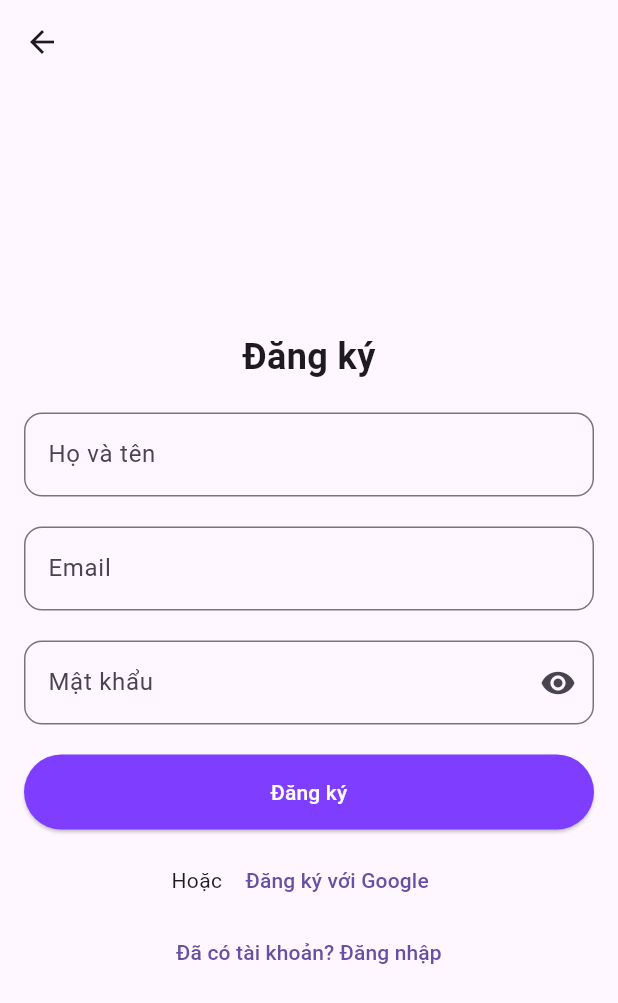
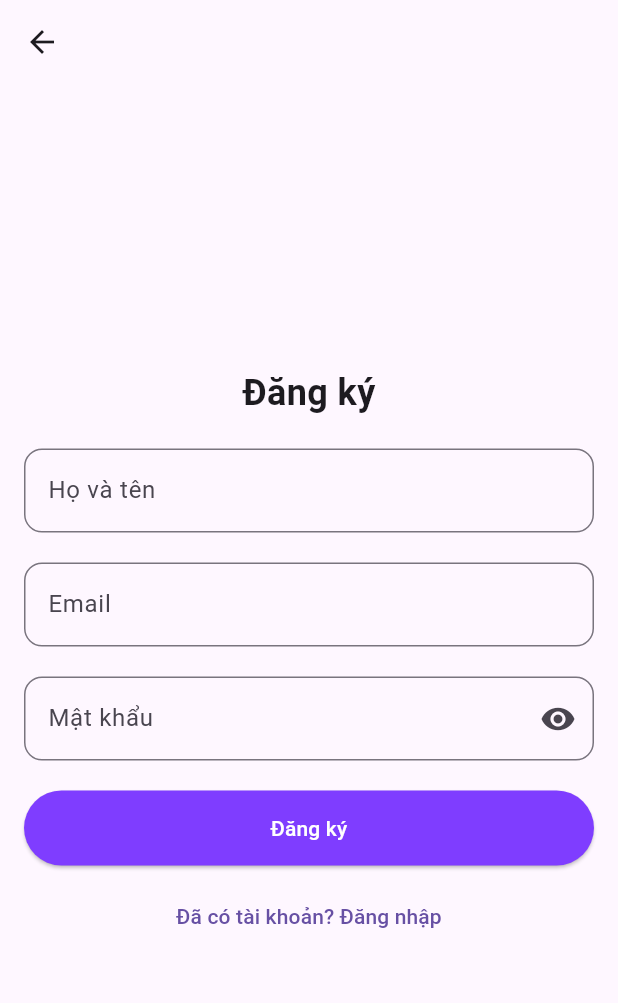
Before and after one commit to NazeCreative/SAMON, a Flutter app: the screen it shows after launch, after a tap on "Continue with Email", on a phone screen of 412 x 824 dp. Shown: the top 1003 px of the screen. Run offline on Flutter 3.47's test engine with Material 3 defaults, Android fonts, the phone set to English and light mode, and no system bars; our stand-ins replace cloud_firestore, equatable, firebase_auth, firebase_core, firebase_storage, fl_chart and 2 more; accounts and stored records are empty.

Commit message:
edit UI login, signup
Xóa nút thêm tài khoản bằng gg
fix nút đăng nhập ở trang welcome
fix nút back để khi nhấn ra thẳng trang welcome

```diff
--- a/project_s/lib/presentation/pages/login_page.dart
+++ b/project_s/lib/presentation/pages/login_page.dart
@@ -42,7 +42,7 @@ class LoginScreenState extends State<LoginScreen> {
         leading: IconButton(
           icon: Icon(Icons.arrow_back),
           onPressed: () {
-            Navigator.pop(context);
+            Navigator.pushNamed(context, '/');
           },
         ),
       ),
@@ -158,10 +158,6 @@ class LoginScreenState extends State<LoginScreen> {
                   ),
                   SizedBox(height: 10),
                   TextButton(
-                    onPressed: () {},
-                    child: Text('Quên mật khẩu?'),
-                  ),
-                  TextButton(
                     onPressed: () {
                       Navigator.pushNamed(context, '/signup');
                     },
--- a/project_s/lib/presentation/pages/signup_page.dart
+++ b/project_s/lib/presentation/pages/signup_page.dart
@@ -45,7 +45,7 @@ class SignUpScreenState extends State<SignUpScreen> {
         leading: IconButton(
           icon: Icon(Icons.arrow_back),
           onPressed: () {
-            Navigator.pop(context);
+            Navigator.pushNamed(context, '/');
           },
         ),
       ),
@@ -173,19 +173,9 @@ class SignUpScreenState extends State<SignUpScreen> {
                     ),
                   ),
                   SizedBox(height: 10),
-                  Row(
-                    mainAxisAlignment: MainAxisAlignment.center,
-                    children: [
-                      Text('Hoặc '),
-                      TextButton(
-                        onPressed: () {},
-                        child: Text('Đăng ký với Google'),
-                      ),
-                    ],
-                  ),
                   TextButton(
                     onPressed: () {
-                      Navigator.pop(context);
+                      Navigator.pushNamed(context, '/login');
                     },
                     child: Text('Đã có tài khoản? Đăng nhập'),
                   ),
--- a/project_s/lib/presentation/pages/welcome_page.dart
+++ b/project_s/lib/presentation/pages/welcome_page.dart
@@ -47,32 +47,6 @@ class WelcomePage extends StatelessWidget {
                   ),
                   const SizedBox(height: 16),
 
-                  // Google button (chưa có chức năng)
-                  SizedBox(
-                    width: double.infinity,
-                    child: OutlinedButton.icon(
-                      icon: const Icon(Icons.g_mobiledata, color: Colors.red, size: 28),
-                      label: const Padding(
-                        padding: EdgeInsets.symmetric(vertical: 12.0),
-                        child: Text('Continue with Google',
-                            style: TextStyle(fontSize: 16, color: Colors.black)),
-                      ),
-                      style: OutlinedButton.styleFrom(
-                        side: const BorderSide(color: Colors.black, width: 1.2),
-                        shape: RoundedRectangleBorder(
-                          borderRadius: BorderRadius.circular(12),
-                        ),
-                        backgroundColor: Colors.white,
-                        alignment: Alignment.centerLeft,
-                      ),
-                      onPressed: () {
-                        // Sau này tích hợp Google login ở đây
-                      },
-                    ),
-                  ),
-
-                  const SizedBox(height: 16),
-
                   // Email button → Sign Up
                   SizedBox(
                     width: double.infinity,
@@ -110,7 +84,7 @@ class WelcomePage extends StatelessWidget {
                           Navigator.pushNamed(context, '/login');
                         },
                         child: const Text(
-                          'Login',
+                          'Đăng nhập',
                           style: TextStyle(
                             color: Color(0xFF8c09ff),
                             fontWeight: FontWeight.bold,
```
